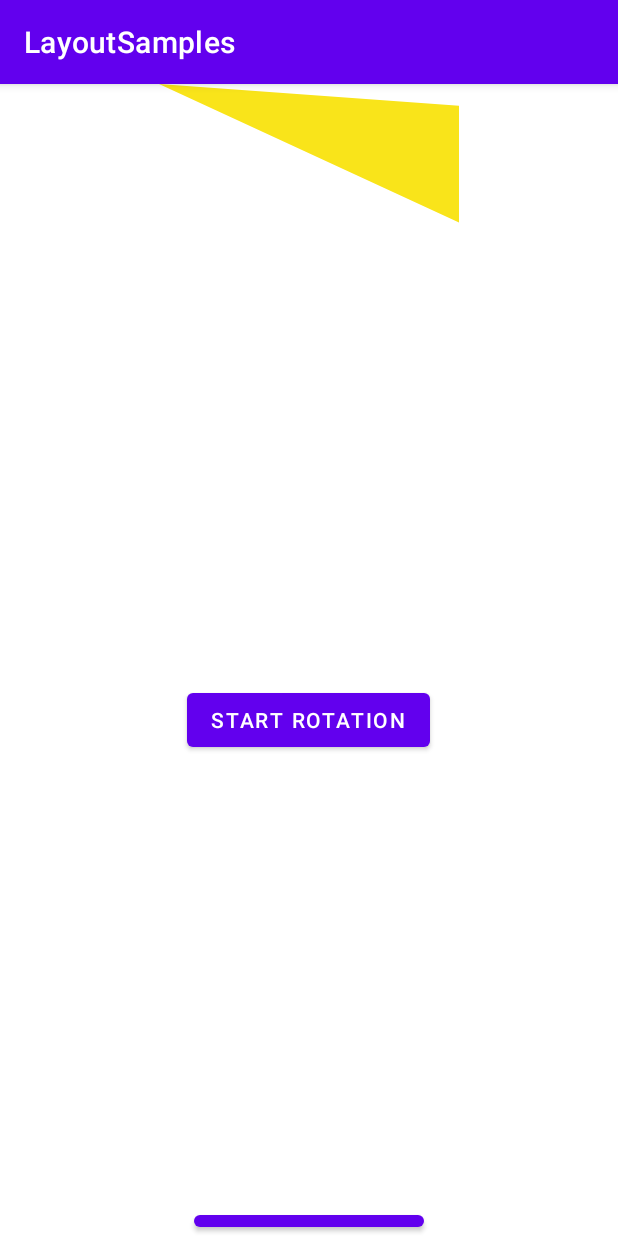
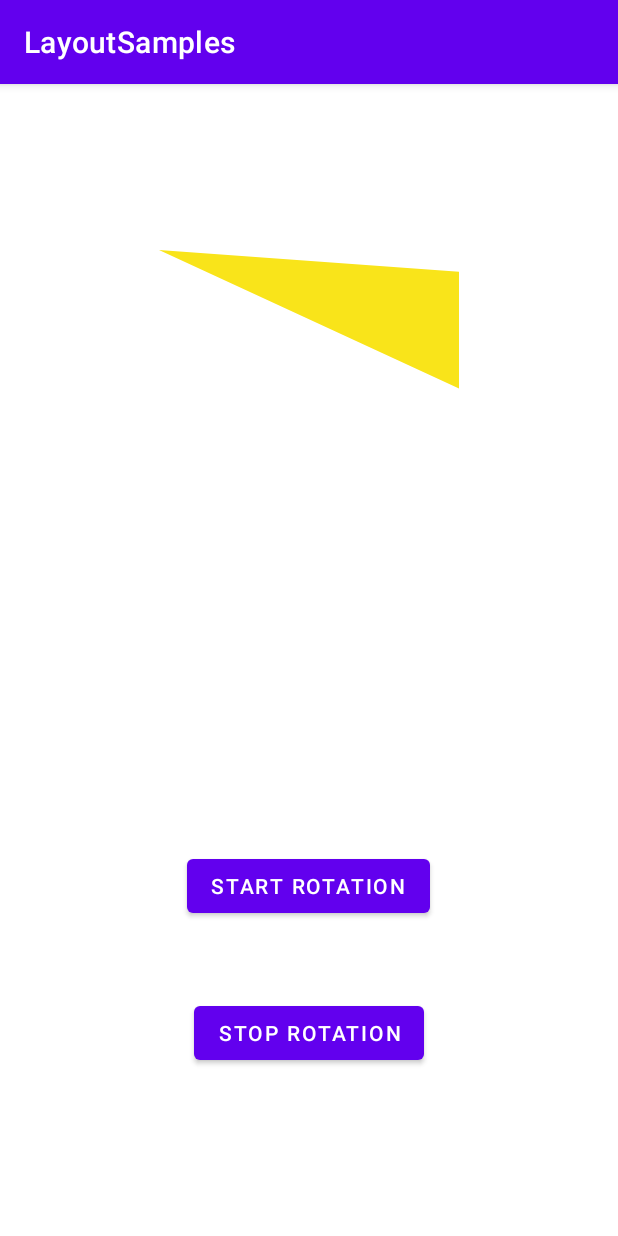
Before and after one commit to AnastasiaDro/coordinatorLayoutSample, an Android app: the screen it shows after launch (MainActivity), on a phone screen of 412 x 824 dp. Run offline under Robolectric (Android 15) with nearby library versions, the phone set to English and light mode, and no system bars.

Commit message:
вставила кнопку остановки анимации, но плохо работает

```diff
--- a/app/src/main/java/com/example/layoutsamples/MainActivity.kt
+++ b/app/src/main/java/com/example/layoutsamples/MainActivity.kt
@@ -6,15 +6,21 @@ import android.widget.Button
 
 class MainActivity : AppCompatActivity() {
     lateinit var triangleView : TriangleView
-    lateinit var animationBtn : Button
+    lateinit var startAnimationBtn : Button
+    lateinit var stopAnimationBtn : Button
     override fun onCreate(savedInstanceState: Bundle?) {
         super.onCreate(savedInstanceState)
         setContentView(R.layout.custom_view_activity)
         triangleView = findViewById(R.id.triangle)
-        animationBtn = findViewById<Button?>(R.id.startAnimateBtn).apply {
+        startAnimationBtn = findViewById<Button?>(R.id.startAnimationBtn).apply {
             setOnClickListener {
                 triangleView.startAnimation()
         } }
+
+        stopAnimationBtn = findViewById<Button?>(R.id.stopAnimationBtn).apply {
+            setOnClickListener {
+                triangleView.stopAnimation()
+            } }
     }
 
 }
--- a/app/src/main/java/com/example/layoutsamples/TriangleView.kt
+++ b/app/src/main/java/com/example/layoutsamples/TriangleView.kt
@@ -107,7 +107,7 @@ class TriangleView(context: Context, attrs: AttributeSet) : View(context, attrs
     }
 
     fun stopAnimation() {
-        stopAnimation(mAimation)
+        stopAnimation()
     }
 
 
--- a/app/src/main/res/layout/custom_view_activity.xml
+++ b/app/src/main/res/layout/custom_view_activity.xml
@@ -24,7 +24,7 @@
         android:layout_height="wrap_content"
         android:text="Start Rotation" />
     <Button
-        android:layout_marginTop="300dp"
+        android:layout_marginTop="50dp"
         android:id="@+id/stopAnimationBtn"
         android:layout_width="wrap_content"
         android:layout_height="wrap_content"
```
